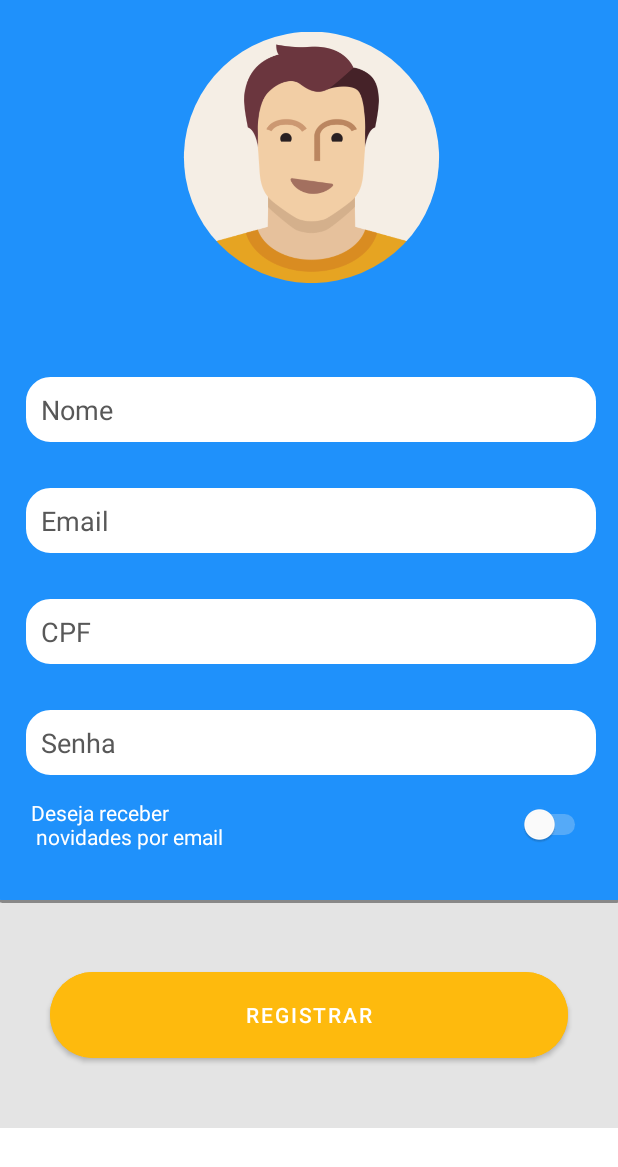
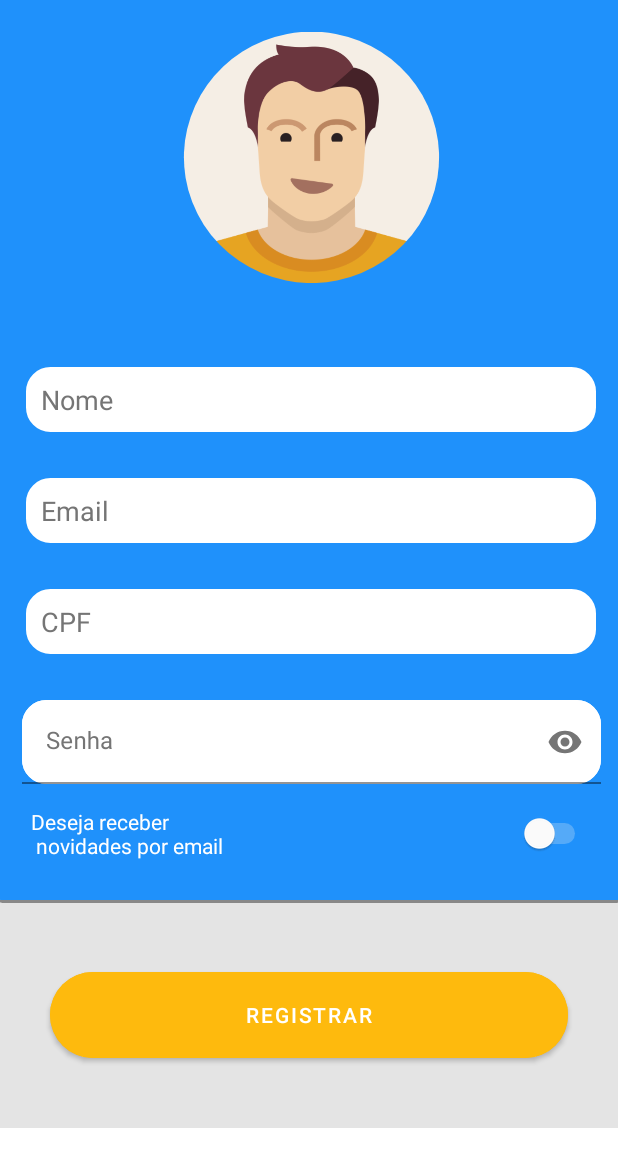
Before and after one commit to DarleneCosta/wallet-fiap-android, an Android app: the SignUpActivity screen opened directly, with no data from a screen before it, on a phone screen of 412 x 824 dp. Shown: the top 1167 px of the screen. Run offline under Robolectric (Android 15) with nearby library versions, the light colour scheme and no system bars; our stand-ins replace CircleImageView; Roboto replaces fonts that are not available here.

Commit message:
layout vertical, e campo de senha com visualizacao

```diff
--- a/app/src/main/java/fiap/com/wallet/login/rest/RetrofitService.kt
+++ b/app/src/main/java/fiap/com/wallet/login/rest/RetrofitService.kt
@@ -8,8 +8,7 @@ import fiap.com.wallet.signup.model.SignUp
 import retrofit2.Call
 import retrofit2.Retrofit
 import retrofit2.converter.gson.GsonConverterFactory
-import retrofit2.http.Body
-import retrofit2.http.POST
+import retrofit2.http.*
 
 interface RetrofitService {
 
@@ -20,8 +19,8 @@ interface RetrofitService {
     fun login(@Body loginDTO: LoginDTO): Call<LoginResponseDTO>
 
     companion object {
-        private val BASE_URL = BuildConfig.HOST
-        val retrofitService: RetrofitService by lazy {
+        private const val BASE_URL = BuildConfig.HOST
+        private val retrofitService: RetrofitService by lazy {
             Retrofit.Builder()
                 .addConverterFactory(GsonConverterFactory.create())
                 .baseUrl(BASE_URL)
--- a/app/src/main/res/layout/activity_add_store.xml
+++ b/app/src/main/res/layout/activity_add_store.xml
@@ -7,7 +7,7 @@
     android:layout_height="match_parent"
     android:fitsSystemWindows="true"
     android:orientation="vertical"
-    tools:context=".StoreActivity">
+    tools:context=".store.StoreActivity">
 
     <com.google.android.material.appbar.AppBarLayout
         android:id="@+id/appBarLayout"
--- a/app/src/main/res/layout/activity_home.xml
+++ b/app/src/main/res/layout/activity_home.xml
@@ -7,7 +7,8 @@
     app:circularflow_defaultRadius="20sp"
     app:circularflow_radiusInDP="35sp"
     tools:context=".home.HomeActivity"
-    android:background="@color/background">
+    android:background="@color/background"
+    android:orientation="vertical">
 
 
     <LinearLayout
--- a/app/src/main/res/layout/activity_signup.xml
+++ b/app/src/main/res/layout/activity_signup.xml
@@ -1,9 +1,11 @@
 <?xml version="1.0" encoding="utf-8"?>
-<androidx.constraintlayout.widget.ConstraintLayout xmlns:android="http://schemas.android.com/apk/res/android"
+<androidx.constraintlayout.widget.ConstraintLayout
+    xmlns:android="http://schemas.android.com/apk/res/android"
     xmlns:app="http://schemas.android.com/apk/res-auto"
     xmlns:tools="http://schemas.android.com/tools"
     android:layout_width="wrap_content"
-    android:layout_height="wrap_content">
+    android:layout_height="wrap_content"
+    android:orientation="vertical">
 
     <LinearLayout
         android:id="@+id/layout1"
@@ -15,7 +17,8 @@
         android:orientation="vertical"
         app:layout_constraintBottom_toTopOf="@+id/linearLayout"
         app:layout_constraintTop_toBottomOf="@+id/linearLayout"
-        tools:layout_editor_absoluteX="0dp">
+        tools:layout_editor_absoluteX="0dp"
+        tools:ignore="MissingConstraints">
 
         <de.hdodenhof.circleimageview.CircleImageView
             android:id="@+id/profile_image"
@@ -85,18 +88,28 @@
             android:textColor="@color/black"
             android:textColorHint ="@color/hint"/>
 
-        <EditText
-            android:id="@+id/txtSenha"
-            android:layout_width="380dp"
-            android:layout_height="43dp"
+
+        <com.google.android.material.textfield.TextInputLayout
+            android:layout_width="match_parent"
+            android:layout_height="wrap_content"
             android:layout_margin="15dp"
-            android:width="386dp"
+            android:hint="Senha"
             android:background="@drawable/ic_rounded_corner"
-            android:ems="10"
-            android:paddingLeft="10dp"
-            android:hint="Senha"
-            android:inputType="textPassword"
-            android:textColorHint ="@color/hint"/>
+            android:textColorHint ="@color/hint"
+            app:passwordToggleEnabled="true"
+            app:passwordToggleTint="@color/hint">
+
+            <com.google.android.material.textfield.TextInputEditText
+                android:id="@+id/txtSenha"
+                android:background="@drawable/ic_rounded_corner"
+                android:layout_width="match_parent"
+                android:layout_height="wrap_content"
+                android:backgroundTint="@color/white"
+                android:ems="15"
+                android:inputType="textPassword"
+                android:textColor="@color/black"
+                android:textColorHint="#757575" />
+        </com.google.android.material.textfield.TextInputLayout>
 
         <Switch
             android:id="@+id/swtNotification"
--- a/app/src/main/res/layout/activity_store.xml
+++ b/app/src/main/res/layout/activity_store.xml
@@ -105,6 +105,4 @@
         app:maxImageSize="28dp"
         tools:ignore="SpeakableTextPresentCheck" />
 
-
-
 </androidx.coordinatorlayout.widget.CoordinatorLayout>
--- a/app/src/main/res/layout/res_item_wallet.xml
+++ b/app/src/main/res/layout/res_item_wallet.xml
@@ -1,8 +1,10 @@
 <?xml version="1.0" encoding="utf-8"?>
-<androidx.constraintlayout.widget.ConstraintLayout xmlns:android="http://schemas.android.com/apk/res/android"
+<androidx.constraintlayout.widget.ConstraintLayout
+    xmlns:android="http://schemas.android.com/apk/res/android"
     xmlns:app="http://schemas.android.com/apk/res-auto"
     android:layout_width="match_parent"
-    android:layout_height="wrap_content">
+    android:layout_height="wrap_content"
+    android:orientation="vertical">
 
     <androidx.cardview.widget.CardView
         app:cardUseCompatPadding="true"
--- a/app/src/main/res/values/colors.xml
+++ b/app/src/main/res/values/colors.xml
@@ -11,5 +11,5 @@
     <color name="colorDarkSemiTransparent">#C6000000</color>
     <color name="colorLightSemiTransparent">#977ABCFF</color>
     <color name="background">#E4E4E4</color>
-    <color name="hint">#585858</color>
+    <color name="hint">#757575</color>
 </resources>
```
Also changed, not shown: app/src/main/java/fiap/com/wallet/login/LoginActivity.kt (+17 -8 lines), app/src/main/java/fiap/com/wallet/login/dto/viewmodel/LoginViewModel.kt (+5 -5 lines), app/src/main/java/fiap/com/wallet/store/StoreActivity.kt (+0 -7 lines), app/src/main/res/layout/activity_login.xml (+15 -10 lines), app/src/main/res/layout/activity_wallet.xml (+7 -4 lines), app/src/main/res/layout/res_item_preference.xml (+4 -3 lines).
